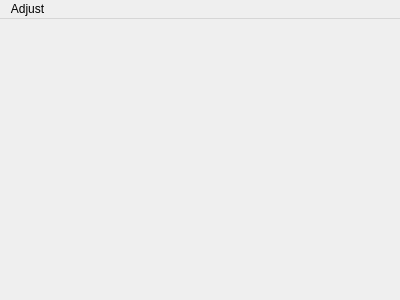
Old version of the form ImgAdjust.ui in the repository scuhappy/QtImageCurveAdjust.
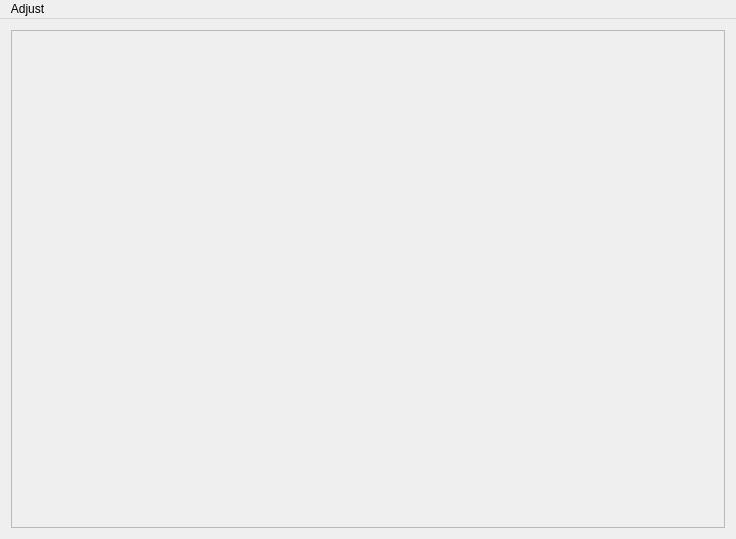
New version of the form.

Commit message: feat: suppport scroll viewer

```diff
--- a/ImgAdjust.ui
+++ b/ImgAdjust.ui
@@ -6,8 +6,8 @@
    <rect>
     <x>0</x>
     <y>0</y>
-    <width>400</width>
-    <height>300</height>
+    <width>736</width>
+    <height>539</height>
    </rect>
   </property>
   <property name="windowTitle">
@@ -16,16 +16,29 @@
   <widget class="QWidget" name="centralWidget">
    <layout class="QHBoxLayout" name="horizontalLayout">
     <item>
-     <widget class="QLabel" name="label">
-      <property name="sizePolicy">
-       <sizepolicy hsizetype="Expanding" vsizetype="Expanding">
-        <horstretch>0</horstretch>
-        <verstretch>0</verstretch>
-       </sizepolicy>
+     <widget class="QScrollArea" name="scrollArea">
+      <property name="widgetResizable">
+       <bool>true</bool>
       </property>
-      <property name="text">
-       <string/>
-      </property>
+      <widget class="QWidget" name="scrollAreaWidgetContents_2">
+       <property name="geometry">
+        <rect>
+         <x>0</x>
+         <y>0</y>
+         <width>710</width>
+         <height>489</height>
+        </rect>
+       </property>
+       <layout class="QHBoxLayout" name="horizontalLayout_2">
+        <item>
+         <widget class="QLabel" name="label">
+          <property name="text">
+           <string/>
+          </property>
+         </widget>
+        </item>
+       </layout>
+      </widget>
      </widget>
     </item>
    </layout>
@@ -35,8 +48,8 @@
     <rect>
      <x>0</x>
      <y>0</y>
-     <width>400</width>
-     <height>23</height>
+     <width>736</width>
+     <height>24</height>
     </rect>
    </property>
    <widget class="QMenu" name="menu">
```
Left out of the diff: 2 changed lines with no effect on the pictures.
